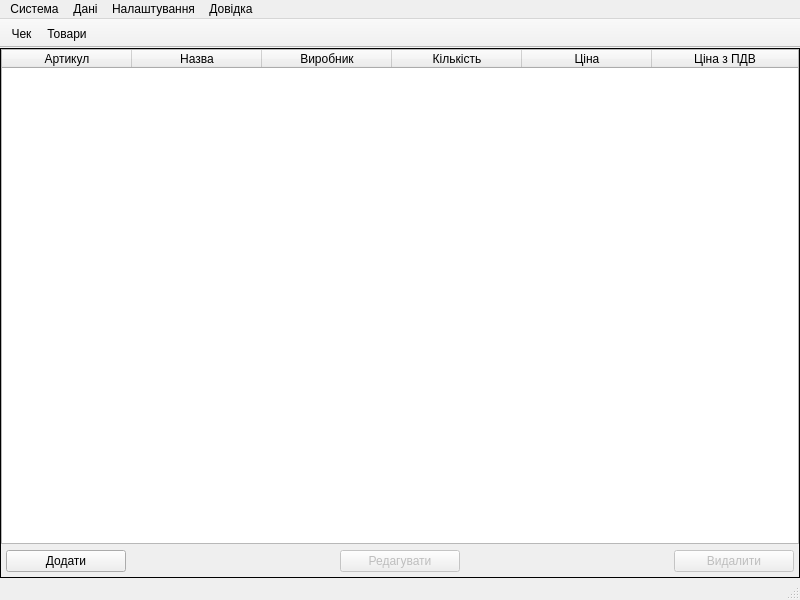
Before: the Qt Designer form mainwindow.ui in CreatorBooMGit/SShop, drawn with Qt 5.
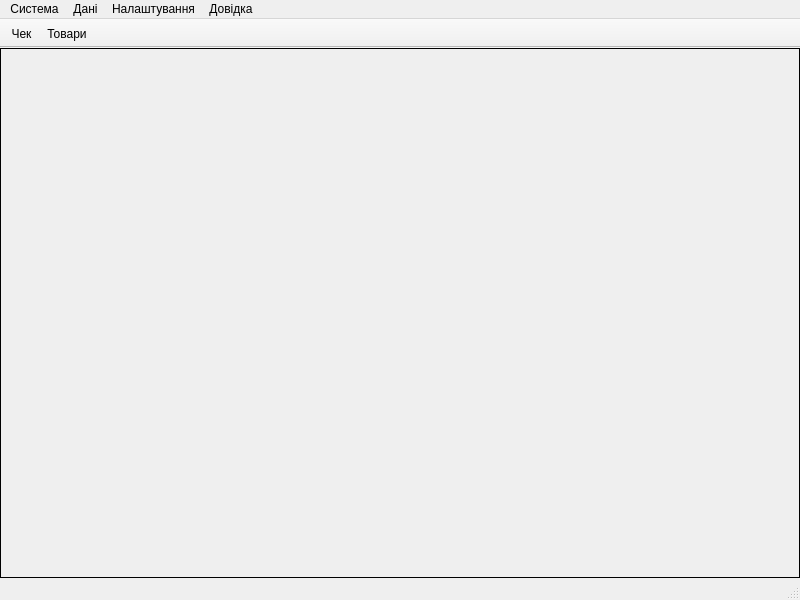
After: the same form once the commit is applied. Icons and pictures are not drawn.

```diff
--- a/mainwindow.ui
+++ b/mainwindow.ui
@@ -226,6 +226,7 @@
         </item>
        </layout>
       </widget>
+      <widget class="QWidget" name="page3"/>
       <widget class="QWidget" name="showpage">
        <layout class="QGridLayout" name="gridLayout">
         <property name="leftMargin">
```
Left out of the diff: 16 changed lines with no effect on the pictures.
